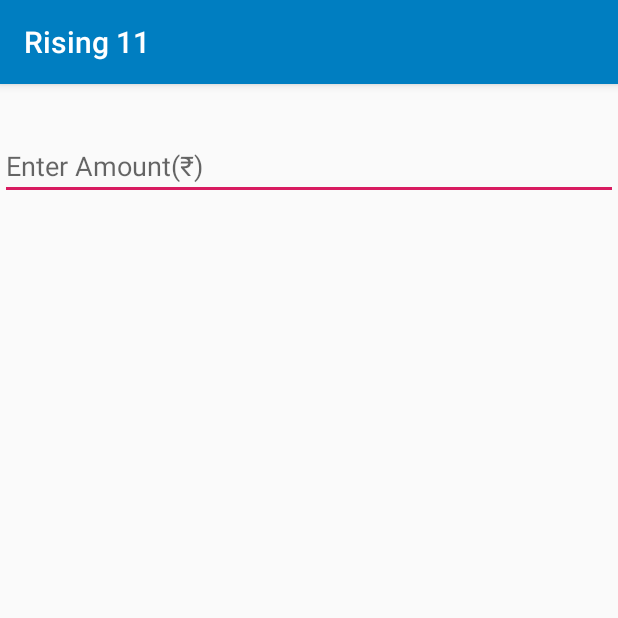
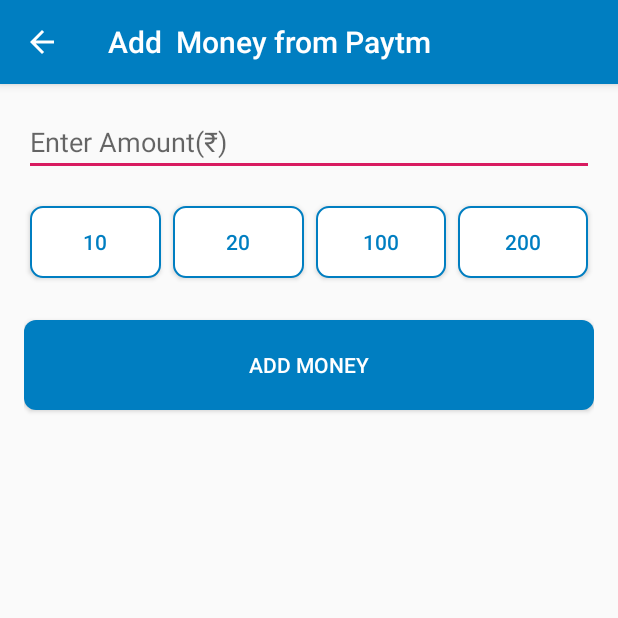
Before and after one commit to Rajat-dey/Rising11, an Android app: the AddCashActivity screen opened directly, with no data from a screen before it, on a phone screen of 412 x 824 dp, the top half of it. Run offline under Robolectric (Android 15) with nearby library versions, the phone set to English and light mode, and no system bars.

Commit message:
add cash gui complete

```diff
--- a/app/src/main/AndroidManifest.xml
+++ b/app/src/main/AndroidManifest.xml
@@ -11,9 +11,10 @@
         android:label="@string/app_name"
         android:supportsRtl="true"
         android:theme="@style/AppTheme">
-        <activity android:name=".AddCashActivity"></activity>
+        <activity android:name=".OtpVerify_Activity"></activity>
+        <activity android:name=".AddCashActivity" />
         <activity android:name=".Contest" />
-        <activity android:name=".wining_breakup"></activity>
+        <activity android:name=".wining_breakup" />
         <activity android:name=".JoinedContest" />
         <activity
             android:name=".HomeActivity"
--- a/app/src/main/java/com/line/rising11/AddCashActivity.java
+++ b/app/src/main/java/com/line/rising11/AddCashActivity.java
@@ -2,12 +2,115 @@ package com.line.rising11;
 
 import android.support.v7.app.AppCompatActivity;
 import android.os.Bundle;
+import android.view.View;
+import android.widget.Button;
+import android.widget.EditText;
+import android.widget.Toast;
 
 public class AddCashActivity extends AppCompatActivity {
-
+    private Button add_cash,r10,r20,r100,r200;
+    private EditText etcash;
+    int money=0;
     @Override
     protected void onCreate(Bundle savedInstanceState) {
         super.onCreate(savedInstanceState);
         setContentView(R.layout.activity_add_cash);
+        setTitle("Add  Money from Paytm");
+
+        getSupportActionBar().setDisplayHomeAsUpEnabled(true);
+        getSupportActionBar().setDisplayShowHomeEnabled(true);
+
+        add_cash=findViewById(R.id.add_cash);
+        r10=findViewById(R.id.r10);
+        r20=findViewById(R.id.r20);
+        r100=findViewById(R.id.r100);
+        r200=findViewById(R.id.r200);
+        etcash=findViewById(R.id.etcash);
+
+        r10.setOnClickListener(new View.OnClickListener() {
+            @Override
+            public void onClick(View v)
+            {
+                if(etcash.getText().toString().equals(""))
+                {
+                    etcash.setText("10");
+                }
+                else
+                {
+                    etcash.setText(String.valueOf(Integer.parseInt(etcash.getText().toString().trim())+10));
+                }
+            }
+        });
+        r20.setOnClickListener(new View.OnClickListener() {
+            @Override
+            public void onClick(View v)
+            {
+                if(etcash.getText().toString().equals(""))
+                {
+                    etcash.setText("20");
+                }
+                else
+                {
+                    etcash.setText(String.valueOf(Integer.parseInt(etcash.getText().toString().trim())+20));
+                }
+            }
+        });
+        r100.setOnClickListener(new View.OnClickListener() {
+            @Override
+            public void onClick(View v)
+            {
+                if(etcash.getText().toString().equals(""))
+                {
+                    etcash.setText("100");
+                }
+                else
+                {
+                    etcash.setText(String.valueOf(Integer.parseInt(etcash.getText().toString().trim())+100));
+                }
+
+            }
+        });
+        r200.setOnClickListener(new View.OnClickListener() {
+            @Override
+            public void onClick(View v)
+            {
+                if(etcash.getText().toString().equals(""))
+                {
+                    etcash.setText("10");
+                }
+                else
+                {
+                    etcash.setText(String.valueOf(Integer.parseInt(etcash.getText().toString().trim())+200));
+                }
+
+            }
+        });
+
+        add_cash.setOnClickListener(new View.OnClickListener() {
+            @Override
+            public void onClick(View v)
+            {
+             if(etcash.getText().toString().trim().equals(""))
+             {
+                 etcash.setError("Enter Money");
+             }
+             else
+             {
+                 money=Integer.parseInt(etcash.getText().toString().trim());
+                 Toast.makeText(AddCashActivity.this, String.valueOf(money) +"add ho gai", Toast.LENGTH_SHORT).show();
+
+                 // ----------------------add paytm api here-----------------------
+             }
+
+
+
+            }
+        });
+    }
+
+    @Override
+    public boolean onSupportNavigateUp() {
+        onBackPressed();
+        return true;
     }
 }
--- /dev/null
+++ b/app/src/main/res/drawable/button_design_round_blue_add_cash.xml
@@ -0,0 +1,11 @@
+<?xml version="1.0" encoding="utf-8"?>
+<selector xmlns:android="http://schemas.android.com/apk/res/android">
+    <item>
+        <shape android:shape="rectangle">
+           <solid android:color="#007ec1"/>
+              <corners android:radius="8dp" />
+        </shape>
+    </item>
+
+
+</selector>
--- /dev/null
+++ b/app/src/main/res/drawable/button_design_round_blue_border.xml
@@ -0,0 +1,12 @@
+<?xml version="1.0" encoding="utf-8"?>
+<selector xmlns:android="http://schemas.android.com/apk/res/android">
+    <item>
+        <shape android:shape="rectangle">
+           <solid android:color="@color/white_text"/>
+              <corners android:radius="8dp" />
+            <stroke android:color="#007ec1" android:width="1dp"/>
+        </shape>
+    </item>
+
+
+</selector>
--- a/app/src/main/res/layout/activity_add_cash.xml
+++ b/app/src/main/res/layout/activity_add_cash.xml
@@ -4,14 +4,67 @@
     xmlns:tools="http://schemas.android.com/tools"
     android:layout_width="match_parent"
     android:layout_height="match_parent"
+    android:orientation="vertical"
+    android:padding="16dp"
     tools:context="com.line.rising11.AddCashActivity">
-    <EditText
+
+
+<EditText
+    android:layout_width="match_parent"
+    android:layout_height="wrap_content"
+    android:hint="Enter Amount(₹)"
+    android:id="@+id/etcash"/>
+    <LinearLayout
         android:layout_width="match_parent"
         android:layout_height="wrap_content"
-        android:hint="Enter Amount(₹)"
-        android:layout_marginTop="32dp"
-        android:layout_weight="1"/>
+        android:orientation="horizontal"
+        android:layout_marginTop="16dp"
+        android:weightSum="4">
+        <Button
+            android:layout_width="match_parent"
+            android:layout_height="wrap_content"
+            android:layout_margin="4dp"
+            android:text="10"
+            android:id="@+id/r10"
+            android:textColor="@color/colorPrimary"
+            android:background="@drawable/button_design_round_blue_border"
+            android:layout_weight="1"/>
+        <Button
+            android:layout_width="match_parent"
+            android:layout_height="wrap_content"
+            android:layout_margin="4dp"
+            android:textColor="@color/colorPrimary"
+            android:text="20"
+            android:id="@+id/r20"
+            android:background="@drawable/button_design_round_blue_border"
+            android:layout_weight="1"/>
+        <Button
+            android:layout_width="match_parent"
+            android:layout_height="wrap_content"
+            android:layout_margin="4dp"
+            android:text="100"
+            android:id="@+id/r100"
+            android:textColor="@color/colorPrimary"
+            android:background="@drawable/button_design_round_blue_border"
+            android:layout_weight="1"/>
+        <Button
+            android:layout_width="match_parent"
+            android:layout_height="wrap_content"
+            android:layout_margin="4dp"
+            android:text="200"
+            android:id="@+id/r200"
+            android:textColor="@color/colorPrimary"
+            android:background="@drawable/button_design_round_blue_border"
+            android:layout_weight="1"/>
+    </LinearLayout>
 
-
+    <Button
+        android:layout_width="match_parent"
+        android:layout_height="60dp"
+        android:background="@drawable/button_design_round_blue_add_cash"
+        android:layout_marginTop="24dp"
+        android:id="@+id/add_cash"
+        android:text="Add Money"
+        android:textColor="@color/white_text"/>
 
 </LinearLayout>
--- a/app/src/main/res/layout/activity_my_balance.xml
+++ b/app/src/main/res/layout/activity_my_balance.xml
@@ -42,6 +42,7 @@ tools:context="com.line.rising11.MyBalanceActivity">
                     android:layout_width="100dp"
                     android:layout_height="28dp"
                     android:text="ADD CASH"
+                    android:id="@+id/add_cash"
                     android:background="@drawable/button_design_round_corner"
                     android:textColor="@color/button_text_color"
                     android:layout_marginTop="16dp"
```
Also changed, not shown: app/src/main/java/com/line/rising11/MyBalanceActivity.java (+14 -1 lines), app/src/main/java/com/line/rising11/OtpVerify_Activity.java (added, +13 -0 lines), app/src/main/res/layout/activity_otp_verify_.xml (added, +9 -0 lines).
